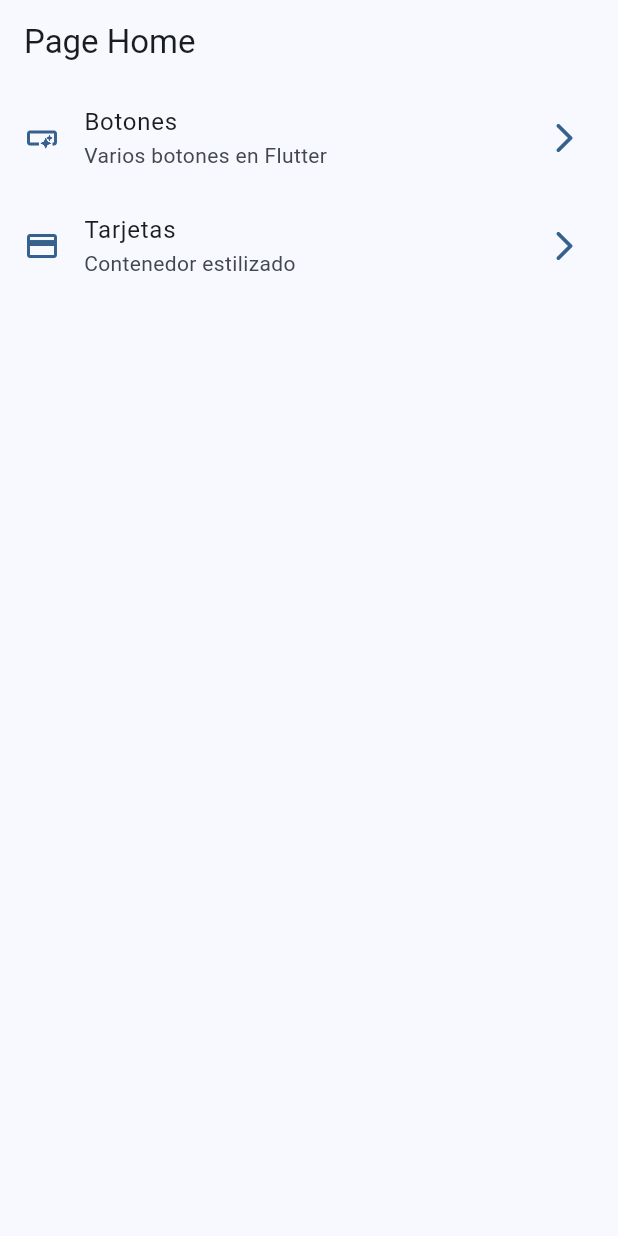
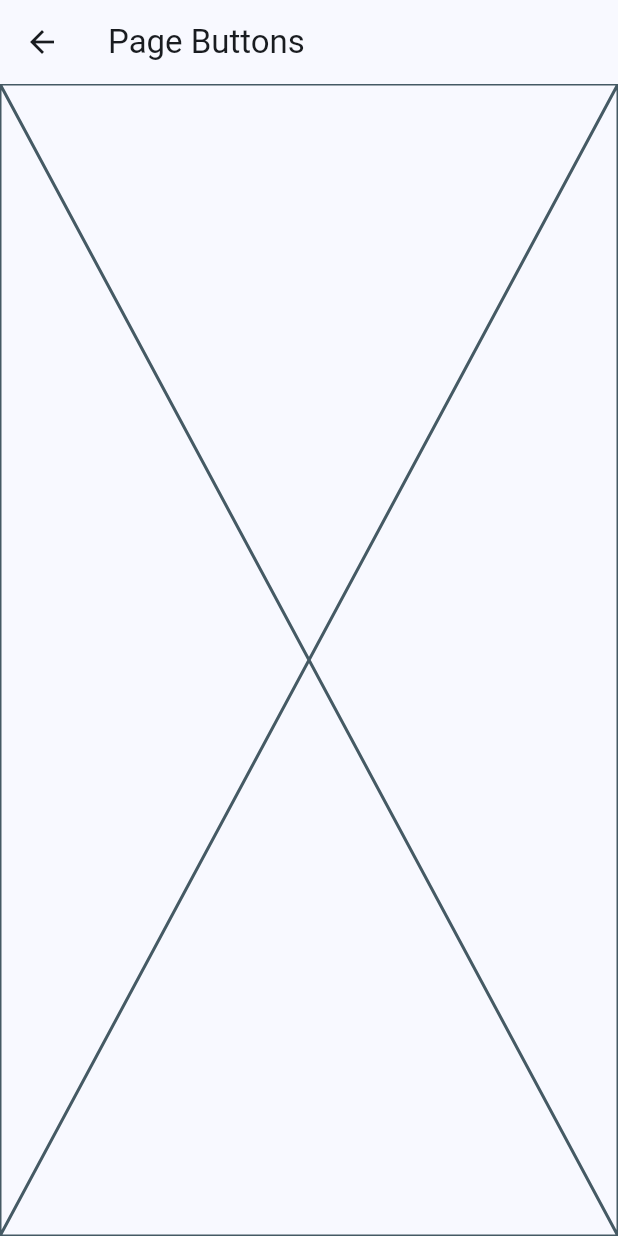
Before and after one commit to esCarlosOrjuela/widgets_app, a Flutter app: the screen it shows after launch, after a tap on "Botones", on a phone screen of 412 x 824 dp. Run offline on Flutter 3.47's test engine with Material 2 defaults, Android fonts, the phone set to English and light mode, and no system bars; our stand-ins replace go_router.

Commit message:
Navegación de paginas con flutter y GoRouter

```diff
--- /dev/null
+++ b/lib/config/Navigator/app_router.dart
@@ -0,0 +1,29 @@
+import 'package:go_router/go_router.dart';
+import 'package:widgets_app/presentation/screens/screen.dart';
+
+final appRouter = GoRouter(
+  initialLocation: '/home',
+  routes: [
+    GoRoute(
+      path: '/home',
+      name: RoutesScreenApp.home.toString(),
+      builder: (context, state) => const HomeScreen(),
+    ),
+    GoRoute(
+      path: '/buttons',
+      name: RoutesScreenApp.buttons.toString(),
+      builder: (context, state) => const ButtonsScreen(),
+    ),
+    GoRoute(
+      path: '/cards',
+      name: RoutesScreenApp.cards.toString(),
+      builder: (context, state) => const CardsScreen(),
+    ),
+  ]
+);
+
+enum RoutesScreenApp {
+  home,
+  buttons,
+  cards,
+}
--- a/lib/domain/entities/menu_items.dart
+++ b/lib/domain/entities/menu_items.dart
@@ -24,7 +24,7 @@ class MenuItem{
     MenuItem(
       title: 'Tarjetas',
       subTitle: 'Contenedor estilizado',
-      link: '/card',
+      link: '/cards',
       icon: Icons.credit_card,
     ),
   ];
--- a/lib/main.dart
+++ b/lib/main.dart
@@ -1,5 +1,5 @@
 import 'package:flutter/material.dart';
-import 'package:widgets_app/presentation/screens/home_screen.dart';
+import 'config/Navigator/app_router.dart';
 import 'config/theme/app_theme.dart';
 
 void main() {
@@ -11,8 +11,9 @@ class MainApp extends StatelessWidget {
 
   @override
   Widget build(BuildContext context) {
-    return MaterialApp(
-      home: const HomeScreen(),
+    return MaterialApp.router(
+      //home: const HomeScreen(),
+      routerConfig: appRouter,
       debugShowCheckedModeBanner: false,
       theme: AppTheme(selectedColor: 3).getThemeApp(),
     );
--- /dev/null
+++ b/lib/presentation/screens/buttons_screen.dart
@@ -0,0 +1,15 @@
+import 'package:flutter/material.dart';
+
+class ButtonsScreen extends StatelessWidget {
+  const ButtonsScreen({super.key});
+
+  @override
+  Widget build(BuildContext context) {
+    return Scaffold(
+      appBar: AppBar(
+        title: const Text('Page Buttons'),
+      ),
+      body: const Placeholder(),
+    );
+  }
+}
--- a/lib/presentation/screens/home_screen.dart
+++ b/lib/presentation/screens/home_screen.dart
@@ -1,6 +1,8 @@
 import 'package:flutter/material.dart';
+import 'package:go_router/go_router.dart';
+import '../../config/Navigator/app_router.dart';
+import '../../domain/entities/menu_items.dart';
 
-import '../../domain/entities/menu_items.dart';
 
 class HomeScreen extends StatelessWidget {
   const HomeScreen({super.key});
@@ -50,7 +52,19 @@ class _CustomListTitle extends StatelessWidget {
       leading: Icon(menuItem.icon, color: colors.primary),
       trailing: Icon(Icons.arrow_forward_ios_rounded, color: colors.primary),
       onTap: () {
+        /* FORMA 1:
+        Navigator.of(context).push(
+          MaterialPageRoute(builder: (context) => const ButtonsScreen()),
+        );*/
 
+        // FORMA 2:
+        // Navigator.pushNamed(context, menuItem.link);
+
+        // FORMA 3:
+        context.push(menuItem.link);
+
+        // FORMA 4:
+        // context.pushNamed(RoutesScreenApp.home.toString());
       },
     );
   }
--- /dev/null
+++ b/lib/presentation/screens/screen.dart
@@ -0,0 +1,3 @@
+export 'package:widgets_app/presentation/screens/home_screen.dart';
+export 'package:widgets_app/presentation/screens/cards_screen.dart';
+export 'package:widgets_app/presentation/screens/buttons_screen.dart';
--- a/pubspec.yaml
+++ b/pubspec.yaml
@@ -9,6 +9,7 @@ environment:
 dependencies:
   flutter:
     sdk: flutter
+  go_router: ^9.0.3
 
 dev_dependencies:
   flutter_test:
```
Also changed, not shown: lib/presentation/screens/cards_screen.dart (added, +15 -0 lines), pubspec.lock.
